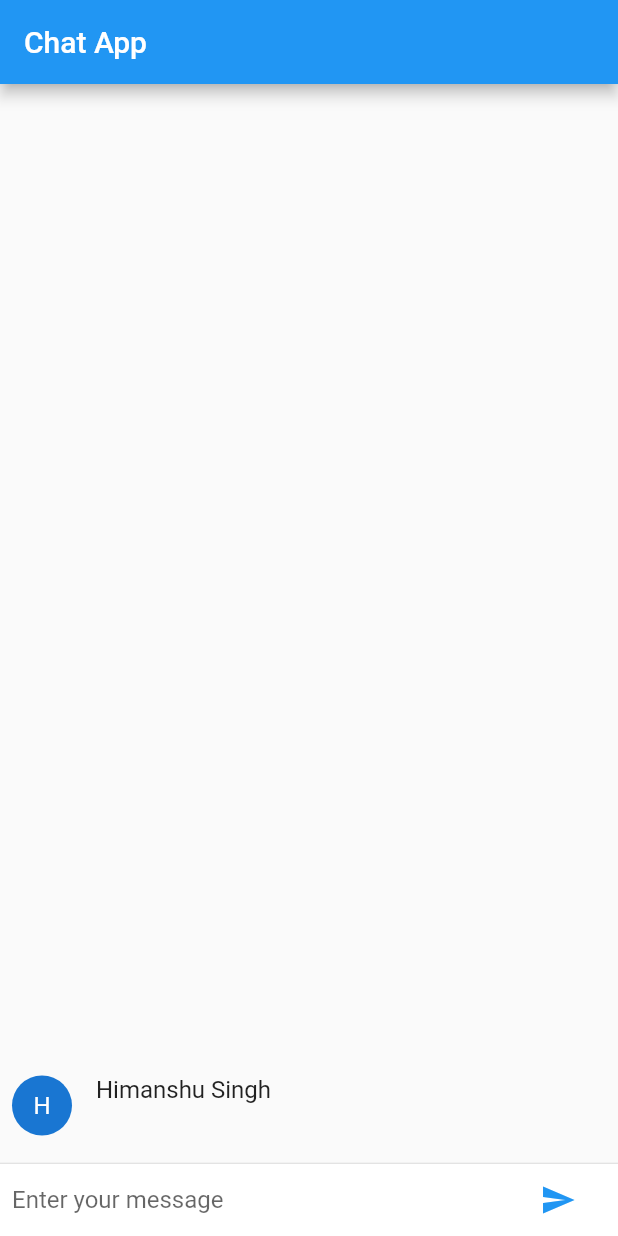
After one commit to Yiannimoustakas/mentoroverflow, a Flutter app: the screen it shows after launch, after a tap on the "send" icon, on a phone screen of 412 x 824 dp. The commit adds this screen. Run offline on Flutter 3.47's test engine with Material 2 defaults, Android fonts, the phone set to English and light mode, and no system bars.

Commit message:
Added basic chat View

```diff
--- a/lib/main.dart
+++ b/lib/main.dart
@@ -1,4 +1,5 @@
 import 'package:flutter/material.dart';
+import 'package:mentoroverflow/widgets/chat_screen/chat_page.dart';
 
 void main() => runApp(MyApp());
 
@@ -20,92 +21,7 @@ class MyApp extends StatelessWidget {
         // is not restarted.
         primarySwatch: Colors.blue,
       ),
-      home: MyHomePage(title: 'Flutter Demo Home Page'),
+      home: ChatPage(),
     );
   }
 }
-
-class MyHomePage extends StatefulWidget {
-  MyHomePage({Key key, this.title}) : super(key: key);
-
-  // This widget is the home page of your application. It is stateful, meaning
-  // that it has a State object (defined below) that contains fields that affect
-  // how it looks.
-
-  // This class is the configuration for the state. It holds the values (in this
-  // case the title) provided by the parent (in this case the App widget) and
-  // used by the build method of the State. Fields in a Widget subclass are
-  // always marked "final".
-
-  final String title;
-
-  @override
-  _MyHomePageState createState() => _MyHomePageState();
-}
-
-class _MyHomePageState extends State<MyHomePage> {
-  int _counter = 0;
-
-  void _incrementCounter() {
-    setState(() {
-      // This call to setState tells the Flutter framework that something has
-      // changed in this State, which causes it to rerun the build method below
-      // so that the display can reflect the updated values. If we changed
-      // _counter without calling setState(), then the build method would not be
-      // called again, and so nothing would appear to happen.
-      _counter++;
-    });
-  }
-
-  @override
-  Widget build(BuildContext context) {
-    // This method is rerun every time setState is called, for instance as done
-    // by the _incrementCounter method above.
-    //
-    // The Flutter framework has been optimized to make rerunning build methods
-    // fast, so that you can just rebuild anything that needs updating rather
-    // than having to individually change instances of widgets.
-    return Scaffold(
-      appBar: AppBar(
-        // Here we take the value from the MyHomePage object that was created by
-        // the App.build method, and use it to set our appbar title.
-        title: Text(widget.title),
-      ),
-      body: Center(
-        // Center is a layout widget. It takes a single child and positions it
-        // in the middle of the parent.
-        child: Column(
-          // Column is also layout widget. It takes a list of children and
-          // arranges them vertically. By default, it sizes itself to fit its
-          // children horizontally, and tries to be as tall as its parent.
-          //
-          // Invoke "debug painting" (press "p" in the console, choose the
-          // "Toggle Debug Paint" action from the Flutter Inspector in Android
-          // Studio, or the "Toggle Debug Paint" command in Visual Studio Code)
-          // to see the wireframe for each widget.
-          //
-          // Column has various properties to control how it sizes itself and
-          // how it positions its children. Here we use mainAxisAlignment to
-          // center the children vertically; the main axis here is the vertical
-          // axis because Columns are vertical (the cross axis would be
-          // horizontal).
-          mainAxisAlignment: MainAxisAlignment.center,
-          children: <Widget>[
-            Text(
-              'You have pushed the button this many times:',
-            ),
-            Text(
-              '$_counter',
-              style: Theme.of(context).textTheme.display1,
-            ),
-          ],
-        ),
-      ),
-      floatingActionButton: FloatingActionButton(
-        onPressed: _incrementCounter,
-        tooltip: 'Increment',
-        child: Icon(Icons.add),
-      ), // This trailing comma makes auto-formatting nicer for build methods.
-    );
-  }
-}
--- /dev/null
+++ b/lib/widgets/chat_screen/chat_message.dart
@@ -0,0 +1,36 @@
+import 'package:flutter/material.dart';
+
+const String _name = "Himanshu Singh";
+
+class ChatMessage extends StatelessWidget {
+  final String text ;
+  //for opotional params we use curly braces
+  ChatMessage({this.text});
+  @override
+  Widget build(BuildContext context) {
+    return Container(
+      margin: const EdgeInsets.symmetric(vertical: 10.0),
+      child: Row(
+        crossAxisAlignment: CrossAxisAlignment.start,
+        children: <Widget>[
+          Container(
+            margin: const EdgeInsets.only(right: 16.0),
+            child: CircleAvatar(
+              child: Text(_name[0]),
+            ),
+          ),
+          Column(
+            crossAxisAlignment: CrossAxisAlignment.start,
+            children: <Widget>[
+              Text(_name,style: Theme.of(context).textTheme.subhead),
+              Container(
+                margin: const EdgeInsets.only(top: 5.0),
+                child: Text(text),
+              )
+            ],
+          )
+        ],
+      ),
+    );
+  }
+}
--- /dev/null
+++ b/lib/widgets/chat_screen/chat_page.dart
@@ -0,0 +1,18 @@
+import 'package:flutter/material.dart';
+import 'package:mentoroverflow/widgets/chat_screen/chat_screen.dart';
+
+class ChatPage extends StatelessWidget {
+  const ChatPage({Key key}) : super(key: key);
+
+  @override
+  Widget build(BuildContext context) {
+    return Scaffold(
+      appBar: AppBar(
+        title: Text("Chat App"),
+      ),
+      body: SafeArea(
+        child: ChatScreen()
+      )
+    );
+  }
+}
--- /dev/null
+++ b/lib/widgets/chat_screen/chat_screen.dart
@@ -0,0 +1,73 @@
+import 'package:flutter/material.dart';
+import 'package:mentoroverflow/widgets/chat_screen/chat_message.dart';
+
+class ChatScreen extends StatefulWidget {
+  @override
+  State createState() => ChatScreenState();
+}
+
+class ChatScreenState extends State<ChatScreen> {
+  final TextEditingController textEditingController = TextEditingController();
+  final List<ChatMessage> _messages= <ChatMessage>[];
+
+
+  void _handleSubmit(String text) {
+    textEditingController.clear();
+    ChatMessage chatMessage = ChatMessage(text: text);
+    setState(() {
+          //used to rebuild our widget
+          _messages.insert(0, chatMessage);
+        });
+  }
+
+  Widget _textComposerWidget() {
+    return IconTheme(
+      data: IconThemeData(color: Colors.blue),
+      child: Container(
+        margin: const EdgeInsets.symmetric(horizontal: 8.0),
+        child: Row(
+          children: <Widget>[
+            Flexible(
+              child: TextField(
+                decoration: InputDecoration.collapsed(
+                    hintText: "Enter your message"),
+                controller: textEditingController,
+                onSubmitted: _handleSubmit,
+              ),
+            ),
+            Container(
+              margin: const EdgeInsets.symmetric(horizontal: 8.0),
+              child: IconButton(
+                icon: Icon(Icons.send),
+                onPressed: () => _handleSubmit(textEditingController.text),
+              ),
+            )
+          ],
+        ),
+      ),
+    );
+  }
+
+  @override
+  Widget build(BuildContext context) {
+    return Column(
+        children: <Widget>[
+          Flexible(
+            child: ListView.builder(
+              padding: EdgeInsets.all(8.0),
+              reverse: true,
+              itemBuilder:(_,int index)=>_messages[index],
+              itemCount: _messages.length,
+            ),
+          ),
+          Divider(height: 1.0,),
+          Container(
+            decoration: BoxDecoration(
+              color: Theme.of(context).cardColor,
+            ),
+            child: _textComposerWidget(),
+          )
+        ],
+      );
+  }
+}
```
Also changed, not shown: 1 other file.
